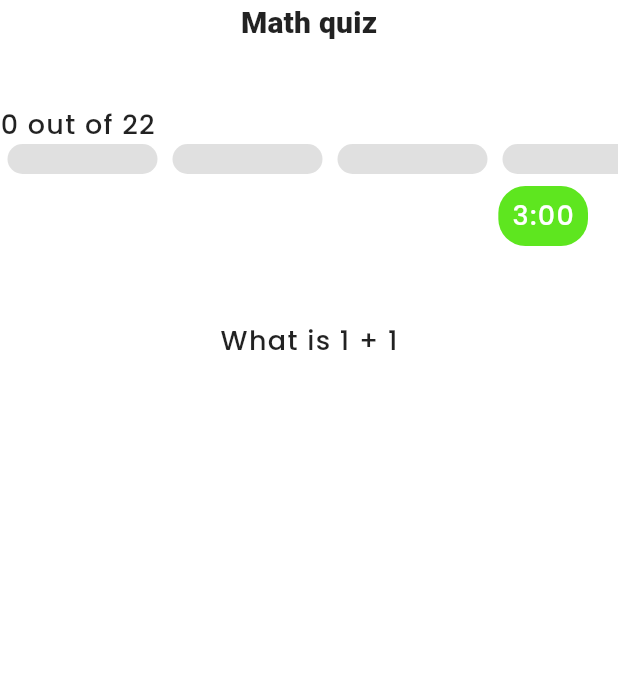
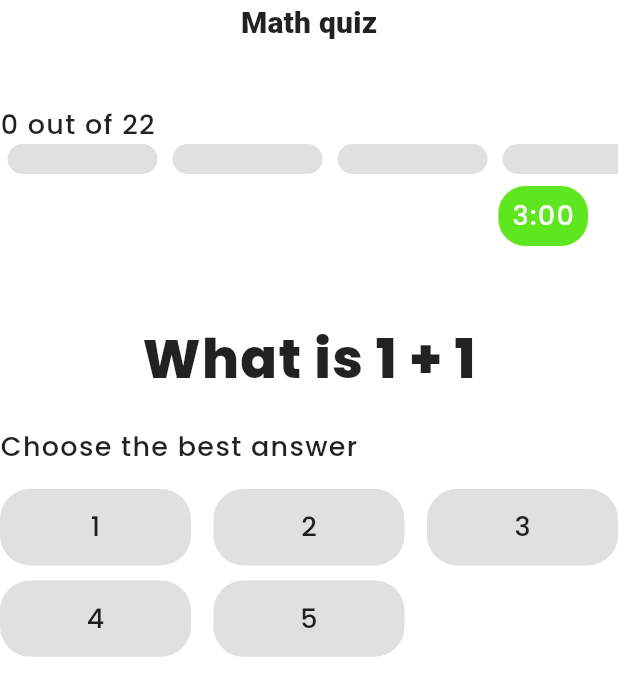
Before and after one commit to RWEMAISINGIZWENorbert/one_quiz, a Flutter app: the screen it shows after launch, on a phone screen of 412 x 824 dp. Shown: the top 696 px of the screen. Run offline on Flutter 3.47's test engine with Material 3 defaults, Android fonts, the phone set to English and light mode, and no system bars; our stand-ins replace google_fonts.

Commit message:
[ui implement] answer options and answer

```diff
--- /dev/null
+++ b/lib/components/answer_options.dart
@@ -0,0 +1,39 @@
+
+import 'package:flutter/material.dart';
+import 'package:one_quiz/model/quiz_model.dart';
+
+class AnswerOptions extends StatelessWidget {
+  const AnswerOptions({super.key});
+
+  @override
+  Widget build(BuildContext context) {
+      List<QuizModel> quizData = QuizModel.initQuiz();
+    int currentInddex = 0;
+    return SizedBox(
+      height: 400,
+      child: GridView.builder(
+        gridDelegate:  SliverGridDelegateWithMaxCrossAxisExtent(
+           crossAxisSpacing: 15,
+           maxCrossAxisExtent: 160,
+           mainAxisSpacing: 10,
+           childAspectRatio: 2.5
+        ),
+        itemCount: quizData[currentInddex].options.length,
+        itemBuilder: (context, index){
+           return Container(
+            height: 80,
+            alignment: Alignment.center,
+            decoration: BoxDecoration(
+              borderRadius: BorderRadius.circular(20),
+              color: Theme.of(context).cardColor,
+            ),
+            child: Text(
+              quizData[currentInddex].options[index],
+              style: Theme.of(context).textTheme.labelSmall,
+              ),
+           );
+        },
+      ),
+    );
+  }
+}
--- a/lib/screen/app.dart
+++ b/lib/screen/app.dart
@@ -1,5 +1,6 @@
 
 import 'package:flutter/material.dart';
+import 'package:one_quiz/components/answer_options.dart';
 import 'package:one_quiz/components/quiz_header.dart';
 import 'package:one_quiz/model/quiz_model.dart';
 
@@ -34,11 +35,23 @@ class _AppState extends State<App> {
               Center(
                 child: Text(
                   quizData[currentIndex].questionName,
-                  style: Theme.of(context).textTheme.labelSmall,
+                  style: Theme.of(context).textTheme.labelLarge,
                   ),
               )
             ],
           ),
+          const SizedBox(height: 20),
+          Column(
+            crossAxisAlignment: CrossAxisAlignment.start,
+            children: [
+              Text(
+                'Choose the best answer',
+                style: Theme.of(context).textTheme.labelSmall,
+                ),
+              const SizedBox(height: 15),
+              AnswerOptions(),
+            ],
+          )
         ],
       ),
     );
--- a/lib/theme/light_theme.dart
+++ b/lib/theme/light_theme.dart
@@ -26,5 +26,12 @@ ThemeData lightTheme = ThemeData(
       decoration: TextDecoration.none,
       letterSpacing: 0.9
     ),
+    labelLarge: GoogleFonts.poppins(
+      color: Colors.black87,
+      fontSize: 36,
+      fontWeight: FontWeight.w800,
+      decoration: TextDecoration.none,
+      letterSpacing: 0.9
+    ),
   )
 );
```
